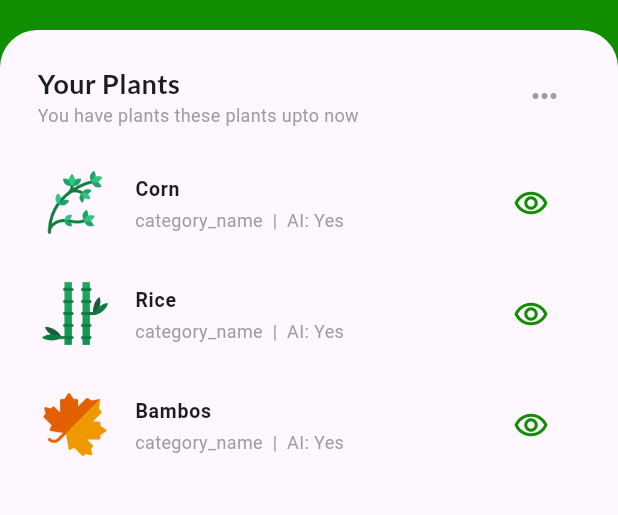
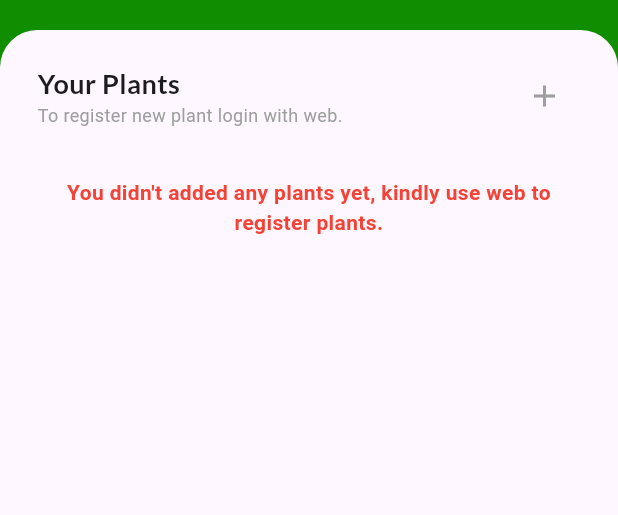
Before and after one commit to IkramKhan-DevOps/seedswild_mobile, a Flutter app: the PlantsListScreen screen opened by its route, on a phone screen of 412 x 824 dp, the part 294-809 px from its top. Run offline on Flutter 3.47's test engine with Material 3 defaults, Android fonts, the light colour scheme and no system bars; our stand-ins replace another_flushbar, cached_network_image, carousel_slider, easy_stepper, flutter_rating_bar, flutter_svg and 4 more; missing offline and left inert: dart:ffi; accounts and stored records are empty; network calls fail.

Commit message:
FEAT: plants app completed except weather

```diff
--- a/lib/data_layer/urls/app_urls.dart
+++ b/lib/data_layer/urls/app_urls.dart
@@ -19,8 +19,12 @@ class AppUrls {
   static String order = "${api}v1/order/";
   static String country = "${api}v1/country/";
   static String product = "${api}v1/product/";
+  static String vGarden = "${api}v1/v-garden/";
 
   static String productCategory = "${v1AppBase}product/category/";
   static String productHome = "${v1AppBase}";
 
+  static String plants = "${vGarden}plant/";
+  static String plantDetail = "${vGarden}plant/";
+
 }
--- a/lib/main.dart
+++ b/lib/main.dart
@@ -5,6 +5,8 @@ import 'package:seedswild/services/cart/cart_provider.dart';
 import 'package:seedswild/services/home/statemanagement/home_provider.dart';
 import 'package:seedswild/services/orders/providers/order_detail_provider.dart';
 import 'package:seedswild/services/orders/providers/orders_provider.dart';
+import 'package:seedswild/services/plants/providers/plant_detail_provider.dart';
+import 'package:seedswild/services/plants/providers/plants_provider.dart';
 import 'package:seedswild/services/products/provider/notification_provider.dart';
 import 'package:seedswild/services/products/provider/product_detail_provider.dart';
 import 'package:seedswild/services/products/provider/products_provider.dart';
@@ -56,6 +58,8 @@ class MyApp extends StatelessWidget {
         ChangeNotifierProvider(create: (_) => GeneralProvider()),
         ChangeNotifierProvider(create: (_) => OrdersProvider()),
         ChangeNotifierProvider(create: (_) => OrderDetailProvider()),
+        ChangeNotifierProvider(create: (_) => PlantsProvider()),
+        ChangeNotifierProvider(create: (_) => PlantDetailProvider()),
       ],
       child: Builder(
         builder: (BuildContext context) {
--- /dev/null
+++ b/lib/services/plants/models/plant_detail_model.dart
@@ -0,0 +1,176 @@
+import 'dart:convert';
+
+class PlantDetailModel {
+  final int id;
+  final String name;
+  final String? nameInYourLanguage;
+  final String? seedName;
+  final String? otherNames;
+  final String image;
+  final String? description;
+  final AICategory category;
+  final String? modelId;
+  final DateTime plantedOn;
+  final DateTime createdOn;
+  final List<Fertilizer> fertilizers;
+  final List<Alert> alerts;
+  final Cultivation? cultivation; // Make cultivation nullable
+
+  final Weather weather;
+
+  PlantDetailModel({
+    required this.id,
+    required this.name,
+    this.nameInYourLanguage,
+    this.seedName,
+    this.otherNames,
+    required this.image,
+    this.description,
+    required this.category,
+    this.modelId,
+    required this.plantedOn,
+    required this.createdOn,
+    required this.fertilizers,
+    required this.alerts,
+    this.cultivation, // Update parameter to be nullable
+    required this.weather,
+  });
+
+  factory PlantDetailModel.fromJson(Map<String, dynamic> json) {
+    return PlantDetailModel(
+      id: json['id'],
+      name: json['name'],
+      nameInYourLanguage: json['name_in_your_language'],
+      seedName: json['seed_name'],
+      otherNames: json['other_names'],
+      image: json['image'],
+      description: json['description'],
+      category: AICategory.fromJson(json['category']),
+      modelId: json['model_id'],
+      plantedOn: DateTime.parse(json['planted_on']),
+      createdOn: DateTime.parse(json['created_on']),
+      fertilizers: (json['fertilizers'] as List<dynamic>)
+          .map((fertilizerJson) => Fertilizer.fromJson(fertilizerJson))
+          .toList(),
+      alerts: (json['alerts'] as List<dynamic>)
+          .map((alertJson) => Alert.fromJson(alertJson))
+          .toList(),
+      cultivation: json['cultivation'] != null
+          ? Cultivation.fromJson(json['cultivation'])
+          : null, // Handle null value here
+      weather: Weather.fromJson(json['weather']),
+    );
+  }
+}
+
+class AICategory {
+  final int id;
+  final String name;
+
+  AICategory({
+    required this.id,
+    required this.name,
+  });
+
+  factory AICategory.fromJson(Map<String, dynamic> json) {
+    return AICategory(
+      id: json['id'],
+      name: json['name'],
+    );
+  }
+}
+
+class Fertilizer {
+  final int id;
+  final String name;
+
+  Fertilizer({
+    required this.id,
+    required this.name,
+  });
+
+  factory Fertilizer.fromJson(Map<String, dynamic> json) {
+    return Fertilizer(
+      id: json['id'],
+      name: json['name'],
+    );
+  }
+}
+
+class Alert {
+  final int id;
+  final String alertType;
+  final String alertMessage;
+  final DateTime alertOn;
+  final DateTime createdOn;
+
+  Alert({
+    required this.id,
+    required this.alertType,
+    required this.alertMessage,
+    required this.alertOn,
+    required this.createdOn,
+  });
+
+  factory Alert.fromJson(Map<String, dynamic> json) {
+    return Alert(
+      id: json['id'],
+      alertType: json['alert_type'],
+      alertMessage: json['alert_message'],
+      alertOn: DateTime.parse(json['alert_on']),
+      createdOn: DateTime.parse(json['created_on']),
+    );
+  }
+}
+
+class Cultivation {
+  final String height;
+  final String wateringTime;
+  final String area;
+  final String depth;
+  final String timePeriod;
+
+  Cultivation({
+    required this.height,
+    required this.wateringTime,
+    required this.area,
+    required this.depth,
+    required this.timePeriod,
+  });
+
+  factory Cultivation.fromJson(Map<String, dynamic> json) {
+    return Cultivation(
+      height: json['height'],
+      wateringTime: json['watering_time'],
+      area: json['area'],
+      depth: json['depth'],
+      timePeriod: json['time_period'],
+    );
+  }
+}
+
+class Weather {
+  final String weather;
+  final String temperature;
+  final String humidity;
+  final String wind;
+  final DateTime date;
+
+  Weather({
+    required this.weather,
+    required this.temperature,
+    required this.humidity,
+    required this.wind,
+    required this.date,
+  });
+
+  factory Weather.fromJson(Map<String, dynamic> json) {
+    return Weather(
+      weather: json['weather'],
+      temperature: json['temperature'],
+      humidity: json['humidity'],
+      wind: json['wind'],
+      date: DateTime.parse(json['date']),
+    );
+  }
+}
--- /dev/null
+++ b/lib/services/plants/models/plants_model.dart
@@ -0,0 +1,78 @@
+import 'dart:convert';
+
+class PlantModel {
+  final int id;
+  final String name;
+  final String? nameInYourLanguage;
+  final String image;
+  final AICategory category;
+  final String? modelId;
+  final DateTime plantedOn;
+  final DateTime createdOn;
+
+  PlantModel({
+    required this.id,
+    required this.name,
+    this.nameInYourLanguage,
+    required this.image,
+    required this.category,
+    this.modelId,
+    required this.plantedOn,
+    required this.createdOn,
+  });
+
+  factory PlantModel.fromJson(Map<String, dynamic> json) {
+    return PlantModel(
+      id: json['id'],
+      name: json['name'],
+      nameInYourLanguage: json['name_in_your_language'],
+      image: json['image'],
+      category: AICategory.fromJson(json['category']),
+      modelId: json['model_id'],
+      plantedOn: DateTime.parse(json['planted_on']),
+      createdOn: DateTime.parse(json['created_on']),
+    );
+  }
+
+  static List<PlantModel> parseList(String responseBody) {
+    final parsed = jsonDecode(responseBody).cast<Map<String, dynamic>>();
+    return parsed.map<PlantModel>((json) => PlantModel.fromJson(json)).toList();
+  }
+
+  Map<String, dynamic> toJson() {
+    return {
+      'id': id,
+      'name': name,
+      'name_in_your_language': nameInYourLanguage,
+      'image': image,
+      'category': category.toJson(),
+      'model_id': modelId,
+      'planted_on': plantedOn.toIso8601String(),
+      'created_on': createdOn.toIso8601String(),
+    };
+  }
+}
+
+class AICategory {
+  final int id;
+  final String name;
+
+  AICategory({
+    required this.id,
+    required this.name,
+  });
+
+  factory AICategory.fromJson(Map<String, dynamic> json) {
+    return AICategory(
+      id: json['id'],
+      name: json['name'],
+    );
+  }
+
+  Map<String, dynamic> toJson() {
+    return {
+      'id': id,
+      'name': name,
+    };
+  }
+}
--- a/lib/services/plants/plants_detail_screen.dart
+++ b/lib/services/plants/plants_detail_screen.dart
@@ -1,9 +1,14 @@
 import 'package:flutter/material.dart';
 import 'package:google_fonts/google_fonts.dart';
+import 'package:provider/provider.dart';
 import 'package:seedswild/services/home/home_page.dart';
+import 'package:seedswild/services/plants/models/plant_detail_model.dart';
+import 'package:seedswild/services/plants/providers/plant_detail_provider.dart';
 import 'package:seedswild/services/plants/widgets/plant_alert_widget.dart';
 import 'package:seedswild/services/plants/widgets/plant_cultivation_widget.dart';
 import 'package:seedswild/services/plants/widgets/plant_detail_widget.dart';
+import 'package:seedswild/widgets/empty.dart';
+import 'package:seedswild/widgets/progress.dart';
 
 import '../../core/constants/colors.dart';
 
@@ -28,7 +33,6 @@ class PlantsDetailScreen extends StatelessWidget {
                 Tab(icon: Icon(Icons.bar_chart_rounded)),
                 Tab(icon: Icon(Icons.token_outlined)),
                 Tab(icon: Icon(Icons.notifications_active_outlined)),
-                // Add more tabs as needed
               ],
             ),
             title: Container(
@@ -45,14 +49,15 @@ class PlantsDetailScreen extends StatelessWidget {
                   Container(
                     child: Row(
                       children: [
-                        Icon(Icons.sunny_snowing, size: 24, color: Colors.white),
+                        Icon(Icons.sunny_snowing,
+                            size: 24, color: Colors.white),
                         SizedBox(width: 10),
                         Text(
                           "14 c",
                           style: GoogleFonts.aBeeZee(
-                            fontSize: 24, fontWeight: FontWeight.bold,
-                            color: Colors.white
-                          ),
+                              fontSize: 24,
+                              fontWeight: FontWeight.bold,
+                              color: Colors.white),
                         ),
                       ],
                     ),
@@ -61,8 +66,9 @@ class PlantsDetailScreen extends StatelessWidget {
                     onTap: () {
                       Navigator.pushAndRemoveUntil(
                         context,
-                        MaterialPageRoute(builder: (context) => HomePage()),
-                        (route) => false,
+                        MaterialPageRoute(
+                            builder: (context) => HomePage()),
+                            (route) => false,
                       );
                     },
                     child: Icon(
@@ -74,12 +80,50 @@ class PlantsDetailScreen extends StatelessWidget {
               ),
             ),
           ),
-          body: const TabBarView(
-            children: [
-              PlantDetailWidget(),
-              PlantCultivationWidget(),
-              PlantAlertWidget()
-            ],
+          body: FutureBuilder(
+            future: Provider.of<PlantDetailProvider>(context, listen: false)
+                .getPlantDetailAPI(context, plantId!),
+            builder: (context, snapshot) {
+              if (snapshot.connectionState == ConnectionState.waiting) {
+                return ProgressCircular();
+              } else if (snapshot.hasError) {
+                return EmptyData(
+                  title: snapshot.error.toString(),
+                );
+              } else {
+                PlantDetailModel? plant =
+                    context.watch<PlantDetailProvider>().plantDetailModel;
+
+                bool ai_status = false;
+                String fertilizers = "";
+
+                if (plant!.modelId != null) {
+                  ai_status = true;
+                }
+
+                if (!plant.fertilizers.isEmpty && ai_status) {
+                  fertilizers =
+                      plant.fertilizers.map((e) => e.name).toList().toString();
+                }
+
+                return TabBarView(
+                  children: [
+                    PlantDetailWidget(
+                      name: plant!.name,
+                      image: plant.image,
+                      description: plant.description ?? "",
+                      category: plant.category.name,
+                      ai: plant.modelId ?? "",
+                    ),
+                    PlantCultivationWidget(
+                      cultivation: plant.cultivation,
+                      fertilizers: fertilizers,
+                    ),
+                    PlantAlertWidget(alerts: plant.alerts)
+                  ],
+                );
+              }
+            },
           ),
         ),
       ),
--- a/lib/services/plants/plants_list_screen.dart
+++ b/lib/services/plants/plants_list_screen.dart
@@ -1,9 +1,15 @@
 import 'package:flutter/material.dart';
 import 'package:google_fonts/google_fonts.dart';
+import 'package:provider/provider.dart';
 import 'package:seedswild/core/app_export.dart';
 import 'package:seedswild/core/constants/colors.dart';
-import 'package:seedswild/services/plants/widgets/weather_widgets.dart';
+import 'package:seedswild/data_layer/error_handling/app_errors.dart';
+import 'package:seedswild/services/plants/providers/plants_provider.dart';
+import 'package:seedswild/services/plants/models/plants_model.dart';
+import 'package:seedswild/widgets/progress.dart';
+import 'package:url_launcher/url_launcher.dart';
 
+import '../../widgets/empty.dart';
 import '../home/home_page.dart';
 
 class ListItem {
@@ -23,8 +29,16 @@ class ListItem {
 class PlantsListScreen extends StatelessWidget {
   const PlantsListScreen({Key? key}) : super(key: key);
 
+  _launchURL(link) async {
+    final Uri url = Uri.parse(link);
+    if (!await launchUrl(url)) {
+      throw Exception('Could not launch $url');
+    }
+  }
+
   @override
   Widget build(BuildContext context) {
+
     List<ListItem> items = [
       ListItem(
         title: "Corn",
@@ -68,8 +82,8 @@ class PlantsListScreen extends StatelessWidget {
         child: Column(
           children: [
             Padding(
-              padding: const EdgeInsets.only(
-                  left: 20, right: 20, top: 0, bottom: 0),
+              padding:
+                  const EdgeInsets.only(left: 20, right: 20, top: 0, bottom: 0),
               child: Row(
                 mainAxisAlignment: MainAxisAlignment.center,
                 children: [
@@ -136,7 +150,7 @@ class PlantsListScreen extends StatelessWidget {
                                   ),
                                 ),
                                 Text(
-                                  "You have plants these plants upto now",
+                                  "To register new plant login with web.",
                                   style: GoogleFonts.aBeeZee(
                                     fontSize: 12,
                                     color: Colors.grey,
@@ -146,11 +160,10 @@ class PlantsListScreen extends StatelessWidget {
                             ),
                             IconButton(
                               onPressed: () {
-                                Navigator.pushNamed(
-                                    context, AppRoutes.plantsDetailScreen);
+                                _launchURL('https://alpha.seedswild.com/plantation/plant/create/');
                               },
                               icon: const Icon(
-                                Icons.more_horiz,
+                                Icons.add,
                                 color: Colors.grey,
                               ),
                             ),
@@ -159,14 +172,37 @@ class PlantsListScreen extends StatelessWidget {
                       ),
                     ),
                     Expanded(
-                      child: ListView.builder(
-                        itemCount: items.length,
+                      child: FutureBuilder(
+                        future:
+                            Provider.of<PlantsProvider>(context, listen: false)
+                                .getPlantsAPI(context),
+                        builder: (context, snapshot) {
+                          if (snapshot.connectionState ==
+                              ConnectionState.waiting) {
+                            return ProgressCircular();
+                          } else if (snapshot.hasError) {
+                            return EmptyData(title: snapshot.error.toString());
+                          } else {
+                            var plants = context.watch<PlantsProvider>().plants;
+
+                            if (plants.length < 1) {
+                              return Container(
+                                padding: EdgeInsets.all(20),
+                                child: Text(
+                                  "You didn't added any plants yet, kindly use web to register plants.",
+                                  textAlign: TextAlign.center,
+                                  style: GoogleFonts.aBeeZee(
+                                    color: Colors.red,
+                                    fontWeight: FontWeight.bold,
+                                  ),
+                                ),
+                              );
+                            }
+
+                            return ListView.builder(
+                              itemCount: plants.length,
                               itemBuilder: (context, index) {
-                          ListItem item = items[index];
-                          IconData icon =
-                              item.isCheck ? Icons.check : Icons.close;
-                          Color color =
-                              item.isCheck ? Colors.green : Colors.redAccent;
+                                PlantModel plant = plants[index];
 
                                 return Padding(
                                   padding: const EdgeInsets.symmetric(
@@ -179,19 +215,19 @@ class PlantsListScreen extends StatelessWidget {
                                     style: ListTileStyle.list,
                                     leading: ClipRRect(
                                       borderRadius: BorderRadius.circular(10),
-                                child: Image.asset(
-                                  "assets/plants/${item.image}",
+                                      child: Image.network(
+                                        plant.image,
                                         height: 50,
                                       ),
                                     ),
                                     title: Text(
-                                item.title,
+                                      plant.name,
                                       style: GoogleFonts.aBeeZee(
                                         fontWeight: FontWeight.bold,
                                       ),
                                     ),
                                     subtitle: Text(
-                                item.subtitle,
+                                      plant.category.name,
                                       style: GoogleFonts.aBeeZee(
                                         fontSize: 12,
                                         color: Colors.grey[500],
@@ -200,8 +236,9 @@ class PlantsListScreen extends StatelessWidget {
                                     trailing: IconButton(
                                       onPressed: () {
                                         Navigator.pushNamed(
-                                    context, AppRoutes.plantsDetailScreen,
-                                    arguments: '1',
+                                          context,
+                                          AppRoutes.plantsDetailScreen,
+                                          arguments: "${plant.id}",
                                         );
                                       },
                                       icon: Icon(
@@ -211,6 +248,9 @@ class PlantsListScreen extends StatelessWidget {
                                     ),
                                   ),
                                 );
+                              },
+                            );
+                          }
                         },
                       ),
                     ),
--- /dev/null
+++ b/lib/services/plants/providers/plant_detail_provider.dart
@@ -0,0 +1,29 @@
+
+
+import 'package:flutter/cupertino.dart';
+import 'package:seedswild/data_layer/data/network/base_api_services.dart';
+import 'package:seedswild/data_layer/data/network/network_api_services.dart';
+import 'package:seedswild/data_layer/urls/app_urls.dart';
+import 'package:seedswild/services/plants/models/plant_detail_model.dart';
+
+class PlantDetailProvider with ChangeNotifier {
+
+  BaseApiService apiService = NetworkApiService();
+  PlantDetailModel? plantDetailModel;
+
+  Future<void> getPlantDetailAPI(BuildContext context, String id) async{
+
+    String url = "${AppUrls.plantDetail}${id}/";
+    try{
+
+      var response = await apiService.getAPI(url, true);
+      print(response);
+      plantDetailModel = PlantDetailModel.fromJson(response);
+
+    }catch (e){
+      print(e);
+    }
+
+  }
+
+}
```
Also changed, not shown: lib/services/plants/providers/plants_provider.dart (added, +27 -0 lines), lib/services/plants/widgets/plant_alert_widget.dart (+43 -16 lines), lib/services/plants/widgets/plant_cultivation_widget.dart (+33 -15 lines), lib/services/plants/widgets/plant_detail_widget.dart (+22 -18 lines), assets/plants/core.png (added), assets/plants/cultivation.png (added), assets/plants/heat.png (added), assets/plants/watering.png (added). Lines whose indentation alone changed are shown as unchanged.
